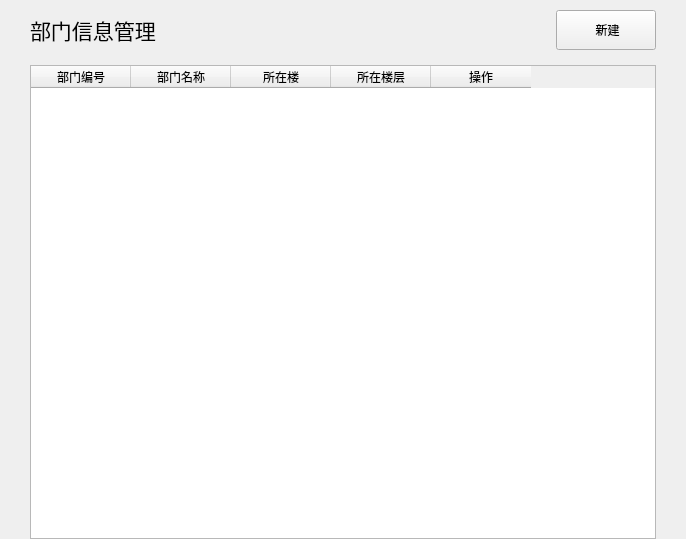
Above: 王景岳/project/EmployeeSystem/subpage/dept_info.ui from Faran-sward/EmployeeSystem before the change. Below: the same form after it.
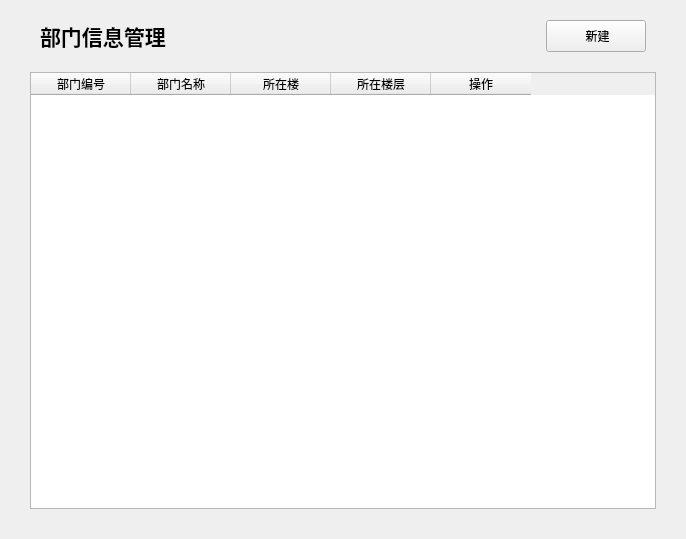
That is the form after the change.

```diff
--- a/王景岳/project/EmployeeSystem/subpage/dept_info.ui
+++ b/王景岳/project/EmployeeSystem/subpage/dept_info.ui
@@ -21,13 +21,13 @@
     <number>30</number>
    </property>
    <property name="topMargin">
-    <number>10</number>
+    <number>15</number>
    </property>
    <property name="rightMargin">
     <number>30</number>
    </property>
    <property name="bottomMargin">
-    <number>0</number>
+    <number>30</number>
    </property>
    <item>
     <widget class="QWidget" name="widget" native="true">
@@ -48,22 +48,23 @@
        <number>100</number>
       </property>
       <property name="leftMargin">
-       <number>0</number>
+       <number>10</number>
       </property>
       <property name="topMargin">
-       <number>0</number>
+       <number>5</number>
       </property>
       <property name="rightMargin">
-       <number>0</number>
+       <number>10</number>
       </property>
       <property name="bottomMargin">
-       <number>0</number>
+       <number>5</number>
       </property>
       <item>
        <widget class="QLabel" name="label">
         <property name="font">
          <font>
           <pointsize>16</pointsize>
+          <bold>true</bold>
          </font>
         </property>
         <property name="text">
@@ -98,6 +99,12 @@
    </item>
    <item>
     <widget class="QTableWidget" name="tableWidget">
+     <property name="sizePolicy">
+      <sizepolicy hsizetype="Expanding" vsizetype="Expanding">
+       <horstretch>0</horstretch>
+       <verstretch>0</verstretch>
+      </sizepolicy>
+     </property>
      <column>
       <property name="text">
        <string>部门编号</string>
```
